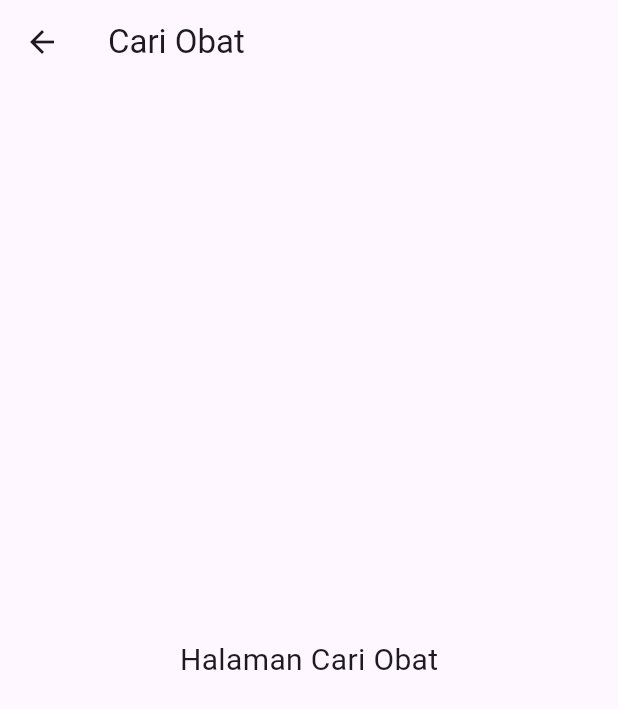
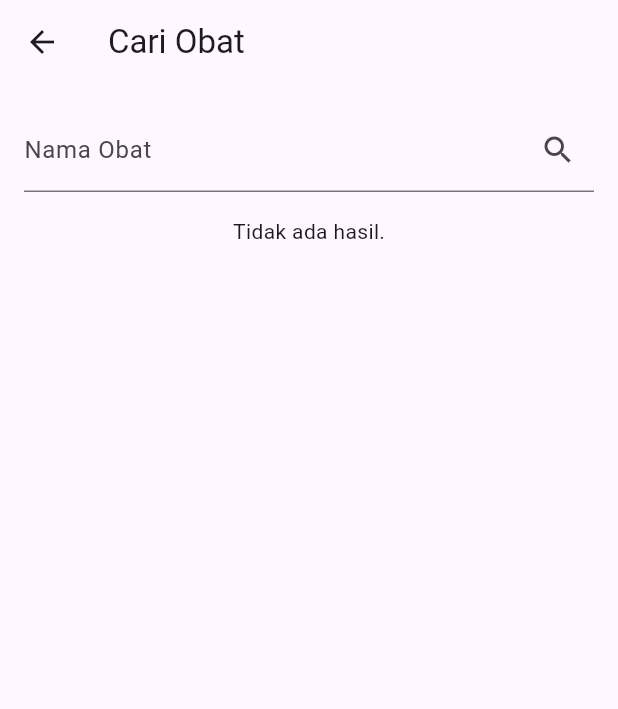
Before and after one commit to panjiarif/aplikasi_farmasi, a Flutter app: the CariObatScreen screen opened directly, on a phone screen of 412 x 824 dp. Shown: the top 709 px of the screen. Run offline on Flutter 3.47's test engine with Material 3 defaults, Android fonts, the phone set to English and light mode, and no system bars; our stand-ins replace shared_preferences, sqflite; accounts and stored records are empty.

Commit message:
fitur cari obat

```diff
--- a/lib/main.dart
+++ b/lib/main.dart
@@ -1,3 +1,4 @@
+import 'package:aplikasi_farmasi/providers/cari_obat_provider.dart';
 import 'package:aplikasi_farmasi/providers/cek_interaksi_provider.dart';
 import 'package:flutter/material.dart';
 import 'package:provider/provider.dart';
@@ -12,6 +13,7 @@ void main() {
     MultiProvider(
       providers: [
         ChangeNotifierProvider(create: (_) => CekInteraksiProvider()),
+        ChangeNotifierProvider(create: (_) => CariObatProvider()),
       ],
       child: MyApp(),
     ),
--- /dev/null
+++ b/lib/providers/cari_obat_provider.dart
@@ -0,0 +1,52 @@
+import 'package:flutter/foundation.dart';
+import '../services/api_service.dart';
+
+class ObatItem {
+  final String id;
+  final String nama;
+
+  ObatItem({required this.id, required this.nama});
+}
+
+class CariObatProvider with ChangeNotifier {
+
+  void reset() {
+    print("Resetting CekInteraksiProvider state");
+    _isLoading = false;
+    _error = '';
+    _hasil = [];
+    notifyListeners();
+  }
+
+  List<ObatItem> _hasil = [];
+  bool _isLoading = false;
+  String _error = '';
+
+  List<ObatItem> get hasil => _hasil;
+  bool get isLoading => _isLoading;
+  String get error => _error;
+
+  Future<void> cariObat(String query) async {
+    _isLoading = true;
+    _error = '';
+    _hasil = [];
+    notifyListeners();
+
+    try {
+      final data = await ApiService.searchObatByName(query);
+      if (data.isEmpty) {
+        _error = 'Obat tidak ditemukan.';
+        _isLoading = false;
+        notifyListeners();
+        return;
+      }
+      _hasil = data.map((e) => ObatItem(id: e['id']!, nama: e['nama']!)).toList();
+      _error = '';
+    } catch (e) {
+      _error = 'Terjadi kesalahan: $e';
+    }
+
+    _isLoading = false;
+    notifyListeners();
+  }
+}
--- a/lib/screens/cari_obat_screen.dart
+++ b/lib/screens/cari_obat_screen.dart
@@ -1,18 +1,109 @@
 import 'package:flutter/material.dart';
+import 'package:provider/provider.dart';
+import '../providers/cari_obat_provider.dart';
+import 'detail_obat_screen.dart';
 
-class CariObatScreen extends StatelessWidget {
-  const CariObatScreen({super.key});
+class CariObatScreen extends StatefulWidget {
+  @override
+  State<CariObatScreen> createState() => _CariObatScreenState();
+}
+
+class _CariObatScreenState extends State<CariObatScreen> {
+  final TextEditingController _controller = TextEditingController();
+
+  void _cariObat(BuildContext context) {
+    final provider = Provider.of<CariObatProvider>(context, listen: false);
+    final namaObat = _controller.text.trim();
+
+    // validasi input nama obat
+    if (namaObat.isEmpty) {
+      ScaffoldMessenger.of(context).showSnackBar(
+        SnackBar(content: Text('Nama obat tidak boleh kosong')),
+      );
+      return;
+    } else if (namaObat.length < 3) {
+      ScaffoldMessenger.of(context).showSnackBar(
+        SnackBar(content: Text('Nama obat minimal 3 huruf')),
+      );
+      return;
+    } else if (namaObat.length > 50) {
+      ScaffoldMessenger.of(context).showSnackBar(
+        SnackBar(content: Text('Nama obat maksimal 50 huruf')),
+      );
+      return;
+    }
+
+    FocusScope.of(context).unfocus(); // Menyembunyikan keyboard
+    provider.cariObat(namaObat);
+    // _controller.clear(); // Mengosongkan input setelah pencarian
+  }
+
+  @override
+  void initState() {
+    super.initState();
+    WidgetsBinding.instance.addPostFrameCallback((_) {
+      Future.delayed(Duration.zero, () {
+        final provider = Provider.of<CariObatProvider>(context, listen: false);
+        provider.reset();
+      });
+    });
+  }
 
   @override
   Widget build(BuildContext context) {
+    final provider = Provider.of<CariObatProvider>(context);
+
     return Scaffold(
-      appBar: AppBar(
-        title: const Text("Cari Obat"),
-      ),
-      body: Center(
-        child: Text(
-          "Halaman Cari Obat",
-          style: TextStyle(fontSize: 20),
+      appBar: AppBar(title: Text('Cari Obat')),
+      body: Padding(
+        padding: const EdgeInsets.all(16),
+        child: Column(
+          children: [
+            TextField(
+              textInputAction: TextInputAction.search,
+              onSubmitted: (value) => _cariObat(context),
+              controller: _controller,
+              decoration: InputDecoration(
+                labelText: 'Nama Obat',
+                suffixIcon: IconButton(
+                  icon: Icon(Icons.search),
+                  onPressed: provider.isLoading
+                          ? null
+                          : () => _cariObat(context),
+                ),
+              ),
+            ),
+            const SizedBox(height: 16),
+            if (provider.isLoading)
+              CircularProgressIndicator()
+            else if (provider.error.isNotEmpty)
+              Text(provider.error, style: TextStyle(color: Colors.red))
+            else if (provider.hasil.isEmpty)
+              Text('Tidak ada hasil.')
+            else
+              Expanded(
+                child: ListView.builder(
+                  itemCount: provider.hasil.length,
+                  itemBuilder: (context, index) {
+                    final item = provider.hasil[index];
+                    return Card(
+                      child: ListTile(
+                        title: Text(item.nama),
+                        subtitle: Text('ID: ${item.id}'),
+                        onTap: () {
+                          Navigator.push(
+                            context,
+                            MaterialPageRoute(
+                              builder: (_) => DetailObatScreen(idObat: item.id),
+                            ),
+                          );
+                        },
+                      ),
+                    );
+                  },
+                ),
+              ),
+          ],
         ),
       ),
     );
```
Also changed, not shown: lib/screens/detail_obat_screen.dart (added, +50 -0 lines), lib/services/api_service.dart (+39 -0 lines).
